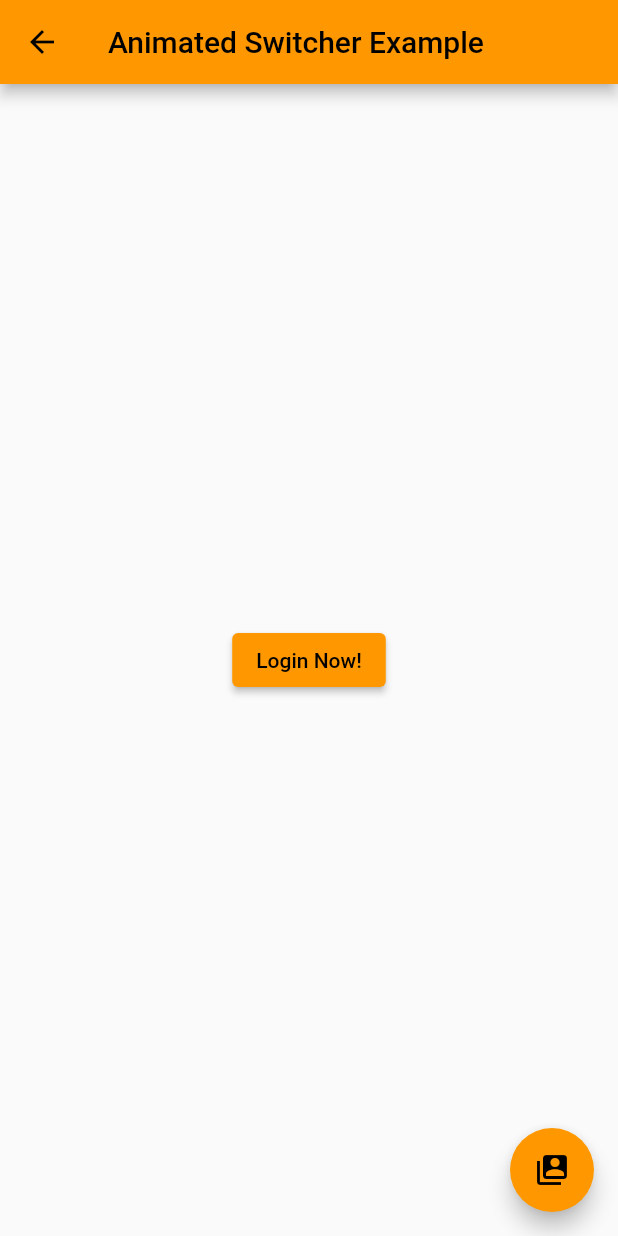
After one commit to minafarideleia/Flutter-Course-Animations-From-Zero-To-Hero, a Flutter app: the screen it shows after launch, after a tap on "Animated Switcher Example", on a phone screen of 412 x 824 dp. The commit adds this screen. Run offline on Flutter 3.47's test engine with Material 2 defaults, Android fonts, the phone set to English and light mode, and no system bars.

Commit message:
Lecture-33--Animated-Switcher

```diff
--- /dev/null
+++ b/lib/implicit_animations/AnimatedSwitcherExample.dart
@@ -0,0 +1,45 @@
+import 'package:flutter/material.dart';
+import 'package:flutter/src/widgets/framework.dart';
+import 'package:flutter/src/widgets/placeholder.dart';
+
+class AnimatedSwitcherExample extends StatefulWidget {
+  const AnimatedSwitcherExample({super.key});
+
+  @override
+  State<AnimatedSwitcherExample> createState() =>
+      _AnimatedSwitcherExampleState();
+}
+
+class _AnimatedSwitcherExampleState extends State<AnimatedSwitcherExample> {
+  bool _isFirstWidgetVisible = true;
+
+  @override
+  Widget build(BuildContext context) {
+    return Scaffold(
+      appBar: AppBar(
+        title: const Text("Animated Switcher Example"),
+      ),
+      body: Center(
+          child: AnimatedSwitcher(
+              switchInCurve: Curves.bounceInOut,
+              switchOutCurve: Curves.decelerate,
+              duration: const Duration(seconds: 1),
+              child: _isFirstWidgetVisible
+                  ? ElevatedButton(
+                      onPressed: () {
+                        setState(() {
+                          _isFirstWidgetVisible = !_isFirstWidgetVisible;
+                        });
+                      },
+                      child: const Text("Login Now!"))
+                  : const CircularProgressIndicator())),
+      floatingActionButton: FloatingActionButton(
+          child: const Icon(Icons.switch_account),
+          onPressed: () {
+            setState(() {
+              _isFirstWidgetVisible = !_isFirstWidgetVisible;
+            });
+          }),
+    );
+  }
+}
--- a/lib/main.dart
+++ b/lib/main.dart
@@ -8,6 +8,7 @@ import 'implicit_animations/AnimatedPaddingExample.dart';
 import 'implicit_animations/AnimatedPhysicalModelExample.dart';
 import 'implicit_animations/AnimatedPositioned.dart';
 import 'implicit_animations/AnimatedPositionedDirectional.dart';
+import 'implicit_animations/AnimatedSwitcherExample.dart';
 import 'implicit_animations/AnimatedTextStyle.dart';
 
 void main() {
@@ -127,6 +128,15 @@ class _MyHomePageState extends State<MyHomePage> {
                               const AnimatedCrossFadeExample()));
                 },
                 child: const Text("Animated Cross Fade Example")),
+            ElevatedButton(
+                onPressed: () {
+                  Navigator.push(
+                      context,
+                      MaterialPageRoute(
+                          builder: (context) =>
+                              const AnimatedSwitcherExample()));
+                },
+                child: const Text("Animated Switcher Example")),
           ],
         )));
   }
```
